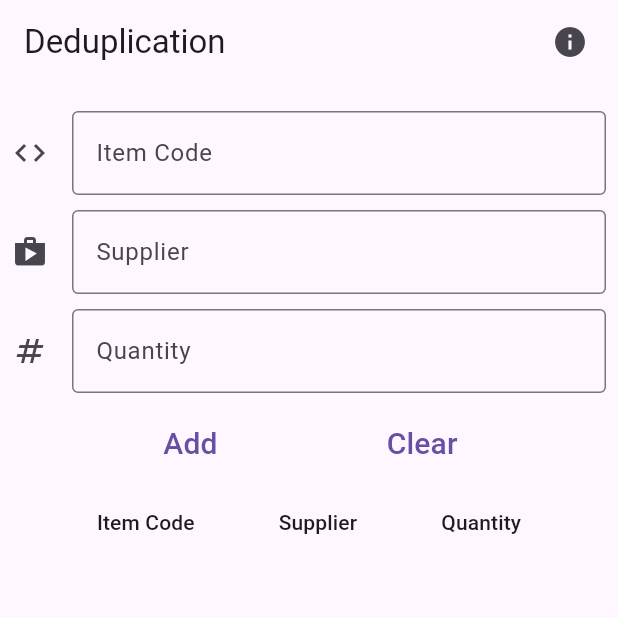
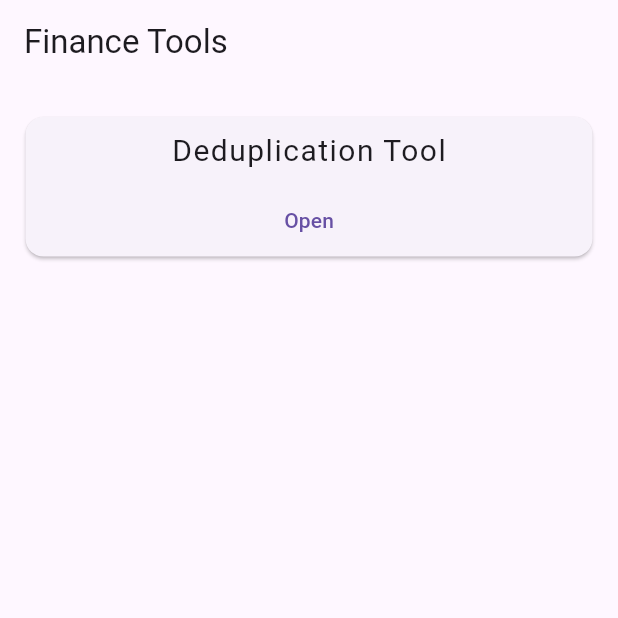
Before and after one commit to recreationx/finance_app, a Flutter app: the screen it shows after launch, on a phone screen of 412 x 824 dp, the top half of it. Run offline on Flutter 3.47's test engine with Material 2 defaults, Android fonts, the phone set to English and light mode, and no system bars.

```diff
--- a/lib/main.dart
+++ b/lib/main.dart
@@ -1,8 +1,12 @@
 import 'package:flutter/material.dart';
-
+import 'package:finance_tools/deduplicate.dart';
 void main() {
   runApp(MaterialApp(
-    home: Home(),
+    initialRoute: '/',
+    routes: {
+      "/": (context) => Home(),
+      "/dedup": (context) => Deduplicate(),
+    },
     theme: ThemeData(
       useMaterial3: true,
     ),
@@ -17,192 +21,43 @@ class Home extends StatefulWidget {
 }
 
 class _HomeState extends State<Home> {
-  TextEditingController codeController = TextEditingController();
-  TextEditingController supController = TextEditingController();
-  TextEditingController qtyController = TextEditingController();
-
-  late String itemCode;
-  late String supplier;
-  late int quantity;
-  List data = [];
-
-  List<DataRow> populateRows() {
-    List<DataRow> rows = [];
-    data.forEach((element) {
-      rows.add(DataRow(
-        cells: [
-          DataCell(Text(element[0])),
-          DataCell(Text(element[1])),
-          DataCell(Text(element[2].toString()))
-        ]
-      ));
-
-    });
-    return rows;
-  }
-  showAlertDialog(BuildContext context, message) {
-    // Create button
-    Widget okButton = TextButton(
-      child: Text("OK"),
-      onPressed: () {
-        Navigator.of(context).pop();
-      },
-    );
-
-    // Create AlertDialog
-    AlertDialog alert = AlertDialog(
-      title: Text("Alert"),
-      content: Text("$message"),
-      actions: [
-        okButton,
-      ],
-    );
-
-    // show the dialog
-    showDialog(
-      context: context,
-      builder: (BuildContext context) {
-        return alert;
-      },
-    );
-  }
-
-  void clearFields() {
-    codeController.clear();
-    supController.clear();
-    qtyController.clear();
-  }
-
-  String validate() {
-    for (var i=0; i < data.length; i++) {
-      if (itemCode == data[i][0] && supplier == data[i][1]) {
-        var old_data = data[i];
-        data.insert(0, [itemCode, supplier, quantity + data[i][2]]);
-        data.remove(old_data);
-        return "Item $itemCode from supplier $supplier incremented.";
-      } else if (itemCode == data[i][0] && supplier != data[i][1]){
-        return "Item from ${data[i][1]} already exists. "
-            "Conflict between selected supplier $supplier "
-            "and existing supplier ${data[i][1]}.";
-      }
-    }
-    data.insert(0, [itemCode, supplier, quantity]);
-    return "Added item $itemCode from supplier $supplier.";
-  }
-
   @override
   Widget build(BuildContext context) {
-    return GestureDetector(
-        onTap: () {
-          FocusScopeNode currentFocus = FocusScope.of(context);
-
-          if (!currentFocus.hasPrimaryFocus) {
-            currentFocus.unfocus();
-          }
-        },
-      child: Scaffold(
-        appBar: AppBar(
-          title: Text('Deduplication'),
-          actions: [
-            Padding(
-                padding: EdgeInsets.only(right: 20.0),
-                child: GestureDetector(
-                  onTap: () {
-                    showAlertDialog(context, "Deduplication Tool made by zn");
-                  },
-                  child: Icon(
-                    Icons.info
-                  ),
-                )
-            ),
-          ]
-        ),
-        body: Padding(
+    return Scaffold(
+      appBar: AppBar(
+        title: Text("Finance Tools"),
+        elevation: 0.0,
+        surfaceTintColor: Colors.white,
+      ),
+      body: Container(
+        padding: EdgeInsets.fromLTRB(5.0, 10.0, 5.0, 10.0),
+        child: Padding(
           padding: const EdgeInsets.all(8.0),
           child: Column(
             children: [
-              SizedBox(height: 10.0),
-              TextField(
-                controller: codeController,
-                onChanged: (text) {
-                  itemCode = text;
-                },
-                decoration: InputDecoration(
-                  icon: Icon(Icons.code),
-                  border: OutlineInputBorder(),
-                  labelText: 'Item Code'
+              SizedBox(
+                width: double.infinity,
+                child: Card(
+                      child: Column(
+                        children: [
+                          Padding(
+                            padding: const EdgeInsets.all(8.0),
+                            child: Text("Deduplication Tool",
+                                style: TextStyle(
+                                    fontSize: 20.0,
+                                    letterSpacing: 1.0
+                                )),
+                          ),
+                          TextButton(onPressed: () {
+                            Navigator.pushNamed(context, '/dedup');
+                          }, child: Text('Open'))
+                        ],
+                      ),
+                    ),
+              )]
                 ),
-              ),
-              SizedBox(height: 10.0),
-              TextField(
-                controller: supController,
-                onChanged: (text) {
-                  supplier = text;
-                },
-                decoration: InputDecoration(
-                    icon: Icon(Icons.shop),
-                    border: OutlineInputBorder(),
-                    labelText: 'Supplier'
-                ),
-              ),
-              SizedBox(height: 10.0),
-              TextField(
-                controller: qtyController,
-                onChanged: (text) {
-                  quantity = int.parse(text);
-                },
-                decoration: InputDecoration(
-                    icon: Icon(Icons.numbers),
-                    border: OutlineInputBorder(),
-                    labelText: 'Quantity'
-                ),
-              ),
-              SizedBox(height: 10.0),
-              Row(
-                mainAxisAlignment: MainAxisAlignment.spaceEvenly,
-                children: [
-                  TextButton(
-                      onPressed: () {
-                        FocusScopeNode currentFocus = FocusScope.of(context);
-
-                        if (!currentFocus.hasPrimaryFocus) {
-                          currentFocus.unfocus();
-                        }
-                        setState(() {
-                          String message = validate();
-                          showAlertDialog(context, message);
-                        });
-                      },
-                      child: Text('Add',
-                      style: TextStyle(
-                        fontSize: 20.0
-                      ))),
-                  TextButton(
-                      onPressed: () {
-                        setState(() {
-                          data.clear();
-                        });
-                      },
-                      child: Text('Clear',
-                          style: TextStyle(
-                              fontSize: 20.0
-                          ))),
-                ],
-              ),
-              Expanded(
-                child: SingleChildScrollView(
-                  scrollDirection: Axis.vertical,
-                  child: DataTable(columns: [
-                    DataColumn(label: Text('Item Code')),
-                    DataColumn(label: Text('Supplier')),
-                    DataColumn(label: Text('Quantity'))
-                  ], rows: populateRows()),
-                ),
-              )
-            ],
-          ),
         )
-      ),
+            )
     );
   }
 }
```
Also changed, not shown: lib/deduplicate.dart (added, +219 -0 lines).
